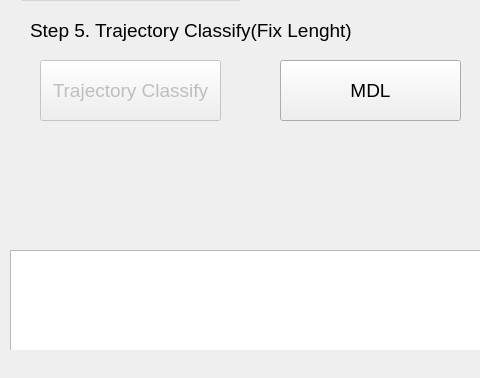
This is dataprocesswindow.ui in jefftsai8049/In-hive_Honey_Bee_Monitoring_System as Qt 5 draws it before an edit; both pictures show x 0 to 480 and y 398 to 776 of the 1211 by 776 pixel window. The edited form follows.
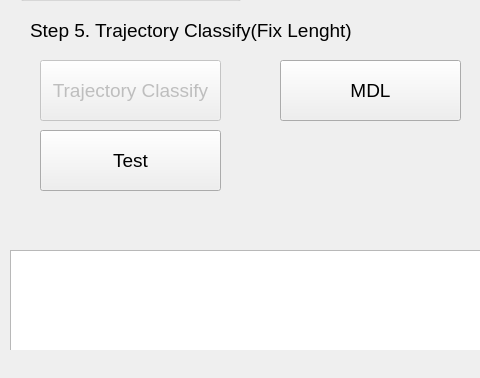
This is the edited form. Custom widgets are drawn as their Qt base class.

Diff of the .ui file:
```diff
--- a/dataprocesswindow.ui
+++ b/dataprocesswindow.ui
@@ -252,6 +252,19 @@
      <string>Step 5. Trajectory Classify(Fix Lenght)</string>
     </property>
    </widget>
+   <widget class="QPushButton" name="test_pushButton">
+    <property name="geometry">
+     <rect>
+      <x>40</x>
+      <y>500</y>
+      <width>181</width>
+      <height>61</height>
+     </rect>
+    </property>
+    <property name="text">
+     <string>Test</string>
+    </property>
+   </widget>
   </widget>
   <widget class="QMenuBar" name="menubar">
    <property name="geometry">
```
